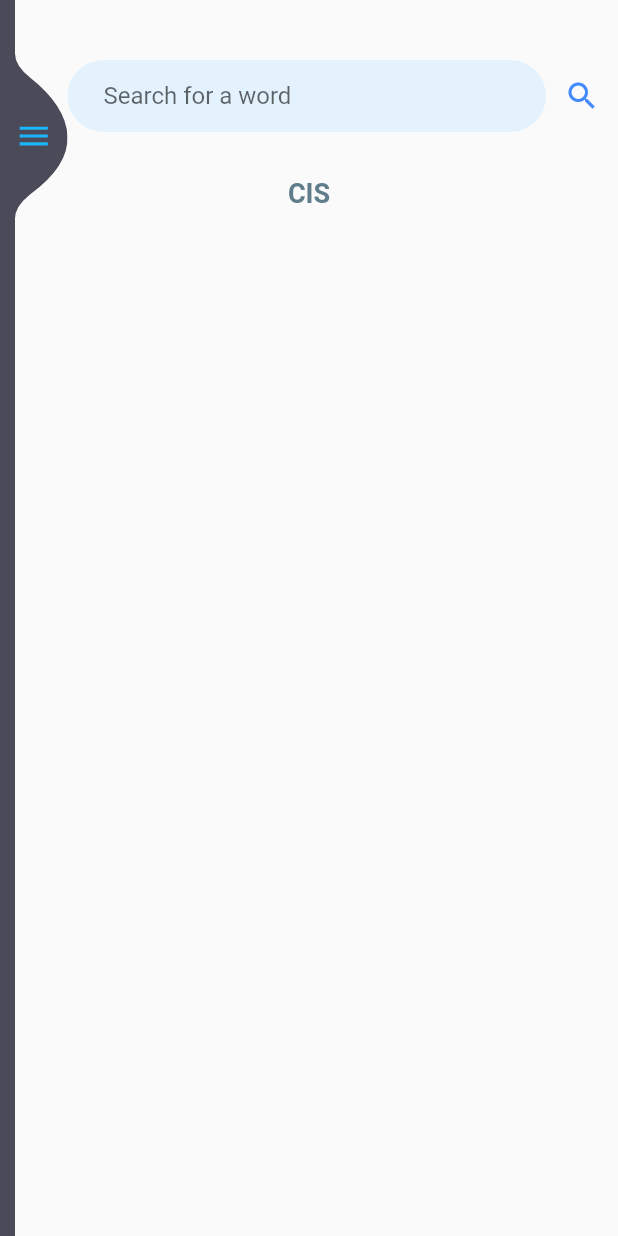
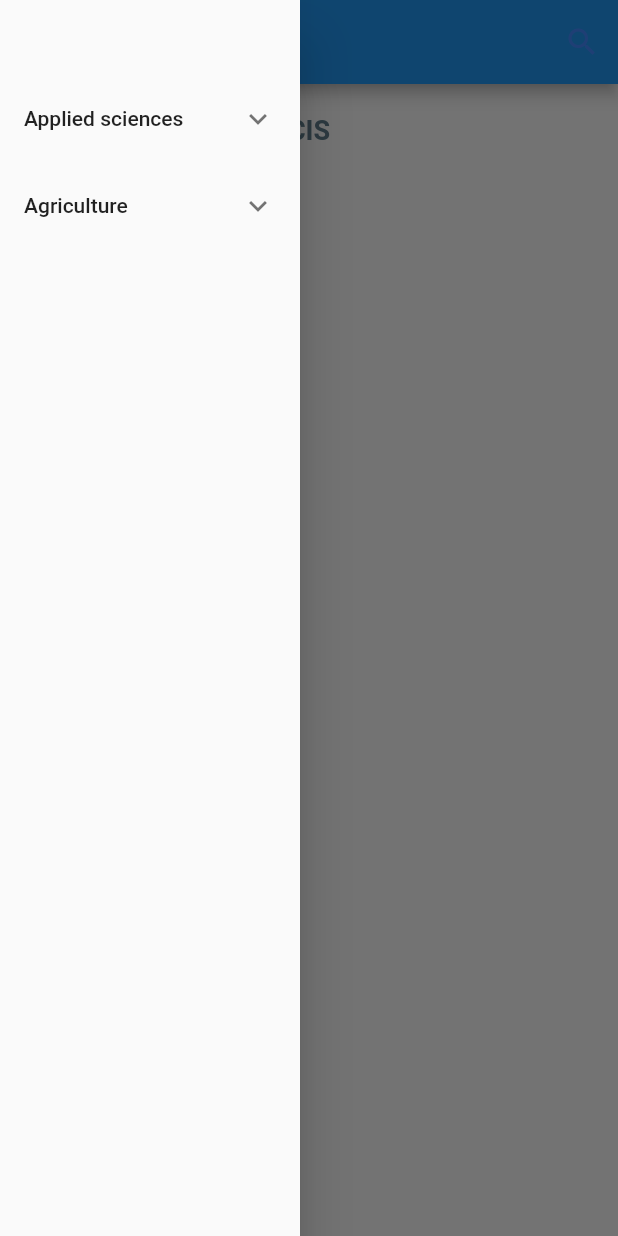
Before and after one commit to Hansajith98/Glossary, a Flutter app: the SideBarLayout screen opened directly, with the side drawer open (before the commit the screen has no drawer), on a phone screen of 412 x 824 dp. Run offline on Flutter 3.47's test engine with Material 2 defaults, Android fonts, the phone set to English and light mode, and no system bars; our stand-ins replace bloc, flutter_bloc, sqflite; accounts and stored records are empty; statements that could not run were skipped.

Commit message:
refactored home page, changed sidebar style

```diff
--- /dev/null
+++ b/lib/sidebar/home.dart
@@ -0,0 +1,125 @@
+import 'package:flutter/material.dart';
+import 'package:flutter_bloc/flutter_bloc.dart';
+import 'package:glossary/pages/searchResult.dart';
+import 'package:glossary/services/WordService.dart';
+import 'package:glossary/sidebar/sidebar.dart';
+import '../bloc.navigation_bloc/navigation_bloc.dart';
+import 'dart:async';
+import '../pages/searchResult.dart';
+
+class SideBarLayout extends StatefulWidget {
+  @override
+  _SideBarLayoutState createState() => _SideBarLayoutState();
+}
+
+class _SideBarLayoutState extends State<SideBarLayout> {
+  TextEditingController _controller = TextEditingController();
+
+  Timer _debounce;
+
+  Seacrh search = new Seacrh();
+
+  @override
+  Widget build(BuildContext context) {
+    return BlocProvider<NavigationBloc>(
+      create: (context) => NavigationBloc(),
+      child: Scaffold(
+        drawer: SideMenue(),
+        appBar: AppBar(
+          title: Text('Glossary'),
+          actions: [
+            IconButton(
+              icon: Icon(
+                Icons.search,
+                color: Colors.blueAccent,
+              ),
+              onPressed: () {
+                showSearch(context: context, delegate: DataSearch());
+              },
+            )
+          ],
+        ),
+        body: Column(
+          children: <Widget>[
+            SizedBox(
+              height: 20.0,
+            ),
+            BlocBuilder<NavigationBloc, NavigationStates>(
+              builder: (context, navigationState) {
+                return navigationState as Widget;
+              },
+            ),
+          ],
+        ),
+      ),
+    );
+  }
+}
+
+class DataSearch extends SearchDelegate<String> {
+  var _wordservices = WordService();
+
+  var recentS = ["ss"];
+  var search = ["Ee", "##"];
+
+  getWords() async {
+    var words = await _wordservices.readWords();
+    return words;
+  }
+
+  @override
+  List<Widget> buildActions(BuildContext context) {
+    // TODO: implement buildActions
+    return [
+      IconButton(
+        icon: Icon(Icons.clear),
+        onPressed: () {
+          query = "";
+        },
+      )
+    ];
+    throw UnimplementedError();
+  }
+
+  @override
+  Widget buildLeading(BuildContext context) {
+    // TODO: implement buildLeading
+    return IconButton(
+        icon: AnimatedIcon(
+          icon: AnimatedIcons.menu_arrow,
+          progress: transitionAnimation,
+        ),
+        onPressed: () {
+          Navigator.pop(context);
+          FocusScopeNode currentFocus = FocusScope.of(context);
+
+          if (!currentFocus.hasPrimaryFocus) {
+            currentFocus.unfocus();
+          }
+        });
+    throw UnimplementedError();
+  }
+
+  @override
+  Widget buildResults(BuildContext context) {
+    // TODO: implement buildResults
+    throw UnimplementedError();
+  }
+
+  @override
+  Widget buildSuggestions(BuildContext context) {
+    // TODO: implement buildSuggestions
+    final suggestionList = query.isEmpty
+        ? recentS
+        : search.where((element) => element.startsWith(query)).toList();
+
+    return ListView.builder(
+      itemBuilder: (context, index) => ListTile(
+        leading: Icon(Icons.access_time),
+        title: Text(suggestionList[index]),
+      ),
+      itemCount: suggestionList.length,
+    );
+    throw UnimplementedError();
+  }
+}
--- a/lib/sidebar/sidebar.dart
+++ b/lib/sidebar/sidebar.dart
@@ -1,215 +1,100 @@
-import 'dart:async';
 import 'package:flutter/material.dart';
+import '../bloc.navigation_bloc/navigation_bloc.dart';
 import 'package:flutter_bloc/flutter_bloc.dart';
-import 'package:rxdart/rxdart.dart';
-import '../bloc.navigation_bloc/navigation_bloc.dart';
-import '../sidebar/menu_item.dart';
 
-class SideBar extends StatefulWidget {
+class SideMenue extends StatefulWidget {
   @override
-  _SideBarState createState() => _SideBarState();
+  _SideMenueState createState() => _SideMenueState();
 }
 
-class _SideBarState extends State<SideBar>
-    with SingleTickerProviderStateMixin<SideBar> {
-  AnimationController _animationController;
-  StreamController<bool> isSidebarOpenedStreamController;
-  Stream<bool> isSidebarOpenedStream;
-  StreamSink<bool> isSidebarOpenedSink;
-  final _animationDuration = const Duration(milliseconds: 500);
-
-  @override
-  void initState() {
-    super.initState();
-    _animationController =
-        AnimationController(vsync: this, duration: _animationDuration);
-    isSidebarOpenedStreamController = PublishSubject<bool>();
-    isSidebarOpenedStream = isSidebarOpenedStreamController.stream;
-    isSidebarOpenedSink = isSidebarOpenedStreamController.sink;
-  }
-
-  @override
-  void dispose() {
-    _animationController.dispose();
-    isSidebarOpenedStreamController.close();
-    isSidebarOpenedSink.close();
-    super.dispose();
-  }
-
-  void onIconPressed() {
-    final animationStatus = _animationController.status;
-    final isAnimationCompleted = animationStatus == AnimationStatus.completed;
-
-    if (isAnimationCompleted) {
-      isSidebarOpenedSink.add(false);
-      _animationController.reverse();
-    } else {
-      isSidebarOpenedSink.add(true);
-      _animationController.forward();
-    }
-  }
-
+class _SideMenueState extends State<SideMenue> {
   @override
   Widget build(BuildContext context) {
-    final screenWidth = MediaQuery.of(context).size.width;
+    return Container(
+      width: 200,
+      child: Drawer(
+        child: Column(
+          children: [
+            SizedBox(
+              height: 50,
+            ),
 
-    return StreamBuilder<bool>(
-      initialData: false,
-      stream: isSidebarOpenedStream,
-      builder: (context, isSideBarOpenedAsync) {
-        return AnimatedPositioned(
-          duration: _animationDuration,
-          top: 0,
-          bottom: 0,
-          left: isSideBarOpenedAsync.data ? 0 : -screenWidth,
-          right: isSideBarOpenedAsync.data ? 0 : screenWidth - 45,
-          child: Row(
-            children: <Widget>[
-              Expanded(
-                child: Container(
-                  padding: const EdgeInsets.symmetric(horizontal: 20),
-                  color: const Color(0xFF4A4A58),
-                  child: Column(
-                    children: <Widget>[
-                      SizedBox(
-                        height: 40,
+            // Faculty of Applied sciences
+
+            ExpansionTile(title: Text('Applied sciences'), children: [
+              ListTile(
+                title: Text('CIS'),
+                onTap: () {
+                  BlocProvider.of<NavigationBloc>(context)
+                      .add(NavigationEvents.CISWordsClickedEvent);
+                  Navigator.pop(context);
+                },
               ),
               ListTile(
-                        title: Text(
-                          "Glossary",
-                          style: TextStyle(
-                              color: Colors.white,
-                              fontSize: 25,
-                              fontWeight: FontWeight.w800),
+                title: Text('PST'),
+                onTap: () {
+                  BlocProvider.of<NavigationBloc>(context)
+                      .add(NavigationEvents.PSTWordsClickedEvent);
+                  Navigator.pop(context);
+                },
               ),
-                        subtitle: Text(
-                          "Faculty of Applied Science",
-                          style: TextStyle(
-                            color: Colors.blueAccent,
-                            fontSize: 12,
+              ListTile(
+                title: Text('NR'),
+                onTap: () {
+                  BlocProvider.of<NavigationBloc>(context)
+                      .add(NavigationEvents.NRWordsClickedEvent);
+                  Navigator.pop(context);
+                },
               ),
+              ListTile(
+                title: Text('FST'),
+                onTap: () {
+                  BlocProvider.of<NavigationBloc>(context)
+                      .add(NavigationEvents.FSTWordsClickedEvent);
+                  Navigator.pop(context);
+                },
               ),
-                        leading: CircleAvatar(
-                          child: Image.asset('assets/logo.png'),
-                          radius: 30,
+              ListTile(
+                title: Text('SSPE'),
+                onTap: () {
+                  BlocProvider.of<NavigationBloc>(context)
+                      .add(NavigationEvents.SSPEWordsClickedEvent);
+                  Navigator.pop(context);
+                },
               ),
-                      ),
-                      Divider(
-                        height: 20,
-                        thickness: 0.5,
-                        color: Colors.white.withOpacity(0.3),
-                        indent: 32,
-                        endIndent: 32,
-                      ),
-                      MenuItem(
-                        icon: Icons.radio_button_unchecked,
-                        title: "CIS",
+            ]),
+
+            // Faculty of Agriculture
+
+            ExpansionTile(title: Text('Agriculture'), children: [
+              ListTile(
+                title: Text('Agri business managment'),
                 onTap: () {
-                          onIconPressed();
                   BlocProvider.of<NavigationBloc>(context)
                       .add(NavigationEvents.CISWordsClickedEvent);
+                  Navigator.pop(context);
                 },
               ),
-                      MenuItem(
-                        icon: Icons.radio_button_unchecked,
-                        title: "PST",
+              ListTile(
+                title: Text('Exprt agri culture'),
                 onTap: () {
-                          onIconPressed();
                   BlocProvider.of<NavigationBloc>(context)
                       .add(NavigationEvents.PSTWordsClickedEvent);
+                  Navigator.pop(context);
                 },
               ),
-                      MenuItem(
-                        icon: Icons.radio_button_unchecked,
-                        title: "NR",
+              ListTile(
+                title: Text('Live stock production'),
                 onTap: () {
-                          onIconPressed();
                   BlocProvider.of<NavigationBloc>(context)
                       .add(NavigationEvents.NRWordsClickedEvent);
+                  Navigator.pop(context);
                 },
               ),
-                      MenuItem(
-                        icon: Icons.radio_button_unchecked,
-                        title: "FST",
-                        onTap: () {
-                          onIconPressed();
-                          BlocProvider.of<NavigationBloc>(context)
-                              .add(NavigationEvents.FSTWordsClickedEvent);
-                        },
-                      ),
-                      MenuItem(
-                        icon: Icons.radio_button_unchecked,
-                        title: "SSPE",
-                        onTap: () {
-                          onIconPressed();
-                          BlocProvider.of<NavigationBloc>(context)
-                              .add(NavigationEvents.SSPEWordsClickedEvent);
-                        },
-                      ),
-                      Align(
-                        alignment: Alignment.bottomLeft,
-                        child: Text(
-                          'Created by @Hansajith',
-                          style: TextStyle(
-                              color: Color(0xFF262A60), fontSize: 10.0),
-                        ),
-                      ),
+            ]),
           ],
         ),
       ),
-              ),
-              Align(
-                alignment: Alignment(0, -0.9),
-                child: GestureDetector(
-                  onTap: () {
-                    onIconPressed();
-                  },
-                  child: ClipPath(
-                    clipper: CustomMenuClipper(),
-                    child: Container(
-                      width: 35,
-                      height: 110,
-                      color: Color(0xFF4A4A58),
-                      alignment: Alignment.centerLeft,
-                      child: AnimatedIcon(
-                        progress: _animationController.view,
-                        icon: AnimatedIcons.menu_close,
-                        color: Color(0xFF1BB5FD),
-                        size: 25,
-                      ),
-                    ),
-                  ),
-                ),
-              ),
-            ],
-          ),
-        );
-      },
     );
   }
 }
-
-class CustomMenuClipper extends CustomClipper<Path> {
-  @override
-  Path getClip(Size size) {
-    Paint paint = Paint();
-    paint.color = Colors.white;
-
-    final width = size.width;
-    final height = size.height;
-
-    Path path = Path();
-    path.moveTo(0, 0);
-    path.quadraticBezierTo(0, 8, 10, 16);
-    path.quadraticBezierTo(width - 1, height / 2 - 20, width, height / 2);
-    path.quadraticBezierTo(width + 1, height / 2 + 20, 10, height - 16);
-    path.quadraticBezierTo(0, height - 8, 0, height);
-    path.close();
-    return path;
-  }
-
-  @override
-  bool shouldReclip(CustomClipper<Path> oldClipper) {
-    return true;
-  }
-}
--- a/lib/sidebar/sidebar_layout.dart
+++ /dev/null
@@ -1,159 +0,0 @@
-import 'package:flutter/material.dart';
-import 'package:flutter_bloc/flutter_bloc.dart';
-import 'package:glossary/models/word.dart';
-import 'package:glossary/pages/searchResult.dart';
-import 'package:glossary/services/WordService.dart';
-
-import '../bloc.navigation_bloc/navigation_bloc.dart';
-import 'sidebar.dart';
-import 'dart:async';
-import '../pages/searchResult.dart';
-
-class SideBarLayout extends StatelessWidget {
-  TextEditingController _controller = TextEditingController();
-
-  Timer _debounce;
-
-  Seacrh search = new Seacrh();
-
-  @override
-  Widget build(BuildContext context) {
-    return Scaffold(
-      body: BlocProvider<NavigationBloc>(
-        create: (context) => NavigationBloc(),
-        child: Stack(
-          children: <Widget>[
-            Column(
-              children: <Widget>[
-                Container(
-                  margin: const EdgeInsets.only(bottom: 10.0, top: 40.0),
-                  child: Row(
-                    mainAxisAlignment: MainAxisAlignment.center,
-                    children: <Widget>[
-                      Expanded(
-                        child: Container(
-                          margin: const EdgeInsets.only(
-                            left: 45.0,
-                          ),
-                          decoration: BoxDecoration(
-                            color: Colors.blue[50],
-                            borderRadius: BorderRadius.circular(24.0),
-                          ),
-                          child: TextFormField(
-                            onTap: () {
-                              showSearch(
-                                  context: context, delegate: DataSearch());
-                            },
-                            onChanged: (String text) {
-                              if (_debounce?.isActive ?? false)
-                                _debounce.cancel();
-                              _debounce = Timer(
-                                  const Duration(milliseconds: 1000), () {});
-                              //search.searchWord(text);
-                            },
-                            controller: _controller,
-                            decoration: InputDecoration(
-                              hintText: "Search for a word",
-                              contentPadding: const EdgeInsets.only(left: 24.0),
-                              border: InputBorder.none,
-                            ),
-                          ),
-                        ),
-                      ),
-                      IconButton(
-                        icon: Icon(
-                          Icons.search,
-                          color: Colors.blueAccent,
-                        ),
-                        onPressed: () {
-                          showSearch(context: context, delegate: DataSearch());
-                        },
-                      )
-                    ],
-                  ),
-                ),
-                SizedBox(
-                  height: 20.0,
-                ),
-                BlocBuilder<NavigationBloc, NavigationStates>(
-                  builder: (context, navigationState) {
-                    return navigationState as Widget;
-                  },
-                ),
-              ],
-            ),
-            SideBar(),
-          ],
-        ),
-      ),
-    );
-  }
-}
-
-class DataSearch extends SearchDelegate<String> {
-  var _wordservices = WordService();
-
-  var recentS = ["ss"];
-  var search = ["Ee", "##"];
-
-  getWords() async {
-    var words = await _wordservices.readWords();
-    return words;
-  }
-
-  @override
-  List<Widget> buildActions(BuildContext context) {
-    // TODO: implement buildActions
-    return [
-      IconButton(
-        icon: Icon(Icons.clear),
-        onPressed: () {
-          query = "";
-        },
-      )
-    ];
-    throw UnimplementedError();
-  }
-
-  @override
-  Widget buildLeading(BuildContext context) {
-    // TODO: implement buildLeading
-    return IconButton(
-        icon: AnimatedIcon(
-          icon: AnimatedIcons.menu_arrow,
-          progress: transitionAnimation,
-        ),
-        onPressed: () {
-          Navigator.pop(context);
-          FocusScopeNode currentFocus = FocusScope.of(context);
-
-          if (!currentFocus.hasPrimaryFocus) {
-            currentFocus.unfocus();
-          }
-        });
-    throw UnimplementedError();
-  }
-
-  @override
-  Widget buildResults(BuildContext context) {
-    // TODO: implement buildResults
-    throw UnimplementedError();
-  }
-
-  @override
-  Widget buildSuggestions(BuildContext context) {
-    // TODO: implement buildSuggestions
-    final suggestionList = query.isEmpty
-        ? recentS
-        : search.where((element) => element.startsWith(query)).toList();
-
-    return ListView.builder(
-      itemBuilder: (context, index) => ListTile(
-        leading: Icon(Icons.access_time),
-        title: Text(suggestionList[index]),
-      ),
-      itemCount: suggestionList.length,
-    );
-    throw UnimplementedError();
-  }
-}
```
Lines whose indentation alone changed are shown as unchanged.
